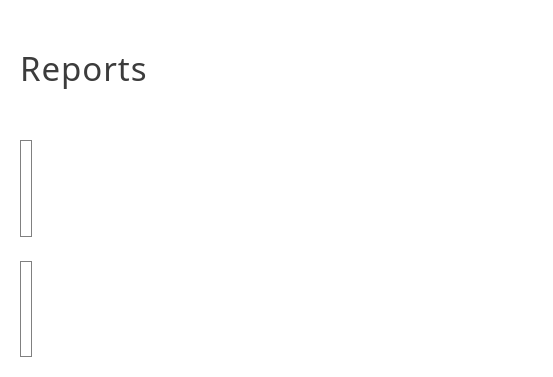
karlito20/AdoraFlowProject, file ui/PageReports.ui: the form before one commit.
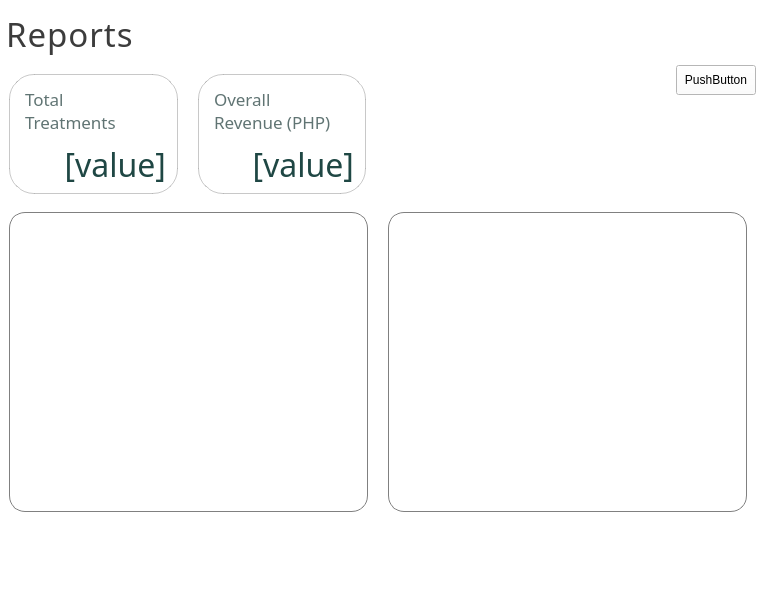
The form after the commit.

```diff
--- a/ui/PageReports.ui
+++ b/ui/PageReports.ui
@@ -6,8 +6,8 @@
    <rect>
     <x>0</x>
     <y>0</y>
-    <width>553</width>
-    <height>377</height>
+    <width>767</width>
+    <height>607</height>
    </rect>
   </property>
   <property name="minimumSize">
@@ -489,9 +489,33 @@
    <string>AdoraFlow</string>
   </property>
   <layout class="QVBoxLayout" name="verticalLayout">
+   <property name="leftMargin">
+    <number>0</number>
+   </property>
    <item>
     <widget class="QWidget" name="header_container" native="true">
+     <property name="maximumSize">
+      <size>
+       <width>16777215</width>
+       <height>48</height>
+      </size>
+     </property>
      <layout class="QVBoxLayout" name="verticalLayout_2">
+      <property name="spacing">
+       <number>0</number>
+      </property>
+      <property name="leftMargin">
+       <number>6</number>
+      </property>
+      <property name="topMargin">
+       <number>0</number>
+      </property>
+      <property name="rightMargin">
+       <number>6</number>
+      </property>
+      <property name="bottomMargin">
+       <number>0</number>
+      </property>
       <item>
        <widget class="QLabel" name="header_label">
         <property name="font">
@@ -515,71 +539,314 @@
     </widget>
    </item>
    <item>
-    <widget class="QWidget" name="chart1" native="true">
+    <widget class="QWidget" name="body_container" native="true">
+     <property name="maximumSize">
+      <size>
+       <width>16777215</width>
+       <height>150</height>
+      </size>
+     </property>
      <layout class="QHBoxLayout" name="horizontalLayout_2">
-      <item>
-       <widget class="QWidget" name="piechart_container" native="true">
+      <property name="spacing">
+       <number>6</number>
+      </property>
+      <property name="leftMargin">
+       <number>0</number>
+      </property>
+      <property name="topMargin">
+       <number>2</number>
+      </property>
+      <property name="rightMargin">
+       <number>0</number>
+      </property>
+      <property name="bottomMargin">
+       <number>2</number>
+      </property>
+      <item alignment="Qt::AlignmentFlag::AlignTop">
+       <widget class="QWidget" name="container3" native="true">
         <property name="minimumSize">
          <size>
           <width>0</width>
-          <height>0</height>
+          <height>100</height>
          </size>
         </property>
         <property name="maximumSize">
          <size>
           <width>16777215</width>
-          <height>16777215</height>
+          <height>130</height>
          </size>
         </property>
         <property name="styleSheet">
-         <string notr="true">#piechart_container {
-border-radius: 16px;
-background: white;
-border: 1px solid gray;
+         <string notr="true">#card1,  #card2 {
+	border: 1px solid rgba(100, 100, 100, 90);
+	border-radius: 25px;
+	background: white;
 }
 
-#piechart_container:hover {
-	min-width: 400px;
-	min-height: 400px;
+#card1:hover, #card2:hover{
+	border: 1px solid #367D77;
+}
+
+#card1_label, #card2_label, #card3_label, #card4_label {
+	color: #607473;
+	padding-left: 3px;
+	padding-top: -15px; 
+}
+
+QPushButton#card1_val, #card2_val, #card3_val, #card4_val {
+	color: #1F4744;
+	padding-right: 5px;
+	background: white;
+	text-align: right;
+	border: 1px solid white;
+	border-radius: 20px;
 }</string>
         </property>
-        <layout class="QVBoxLayout" name="piechart_layout">
-         <property name="leftMargin">
-          <number>6</number>
+        <layout class="QHBoxLayout" name="horizontalLayout_3">
+         <property name="spacing">
+          <number>20</number>
          </property>
-         <property name="topMargin">
-          <number>6</number>
-         </property>
-         <property name="rightMargin">
-          <number>6</number>
-         </property>
-         <property name="bottomMargin">
-          <number>6</number>
-         </property>
+         <item>
+          <widget class="QWidget" name="card1" native="true">
+           <property name="sizePolicy">
+            <sizepolicy hsizetype="Preferred" vsizetype="Preferred">
+             <horstretch>0</horstretch>
+             <verstretch>0</verstretch>
+            </sizepolicy>
+           </property>
+           <property name="minimumSize">
+            <size>
+             <width>0</width>
+             <height>120</height>
+            </size>
+           </property>
+           <property name="maximumSize">
+            <size>
+             <width>16777215</width>
+             <height>120</height>
+            </size>
+           </property>
+           <layout class="QVBoxLayout" name="verticalLayout_5">
+            <property name="spacing">
+             <number>6</number>
+            </property>
+            <property name="topMargin">
+             <number>11</number>
+            </property>
+            <property name="rightMargin">
+             <number>6</number>
+            </property>
+            <property name="bottomMargin">
+             <number>6</number>
+            </property>
+            <item>
+             <widget class="QLabel" name="card1_label">
+              <property name="font">
+               <font>
+                <family>Slate Medium</family>
+                <pointsize>13</pointsize>
+                <bold>false</bold>
+               </font>
+              </property>
+              <property name="styleSheet">
+               <string notr="true"/>
+              </property>
+              <property name="text">
+               <string>Total
+Treatments</string>
+              </property>
+              <property name="wordWrap">
+               <bool>true</bool>
+              </property>
+             </widget>
+            </item>
+            <item>
+             <widget class="QPushButton" name="card1_val">
+              <property name="minimumSize">
+               <size>
+                <width>0</width>
+                <height>45</height>
+               </size>
+              </property>
+              <property name="font">
+               <font>
+                <family>Slate Medium</family>
+                <pointsize>24</pointsize>
+                <bold>false</bold>
+               </font>
+              </property>
+              <property name="cursor">
+               <cursorShape>PointingHandCursor</cursorShape>
+              </property>
+              <property name="layoutDirection">
+               <enum>Qt::LayoutDirection::LeftToRight</enum>
+              </property>
+              <property name="styleSheet">
+               <string notr="true"/>
+              </property>
+              <property name="text">
+               <string>[value]</string>
+              </property>
+              <property name="iconSize">
+               <size>
+                <width>31</width>
+                <height>31</height>
+               </size>
+              </property>
+              <property name="flat">
+               <bool>false</bool>
+              </property>
+             </widget>
+            </item>
+           </layout>
+          </widget>
+         </item>
+         <item>
+          <widget class="QWidget" name="card2" native="true">
+           <property name="sizePolicy">
+            <sizepolicy hsizetype="Preferred" vsizetype="Preferred">
+             <horstretch>0</horstretch>
+             <verstretch>0</verstretch>
+            </sizepolicy>
+           </property>
+           <property name="minimumSize">
+            <size>
+             <width>0</width>
+             <height>120</height>
+            </size>
+           </property>
+           <property name="maximumSize">
+            <size>
+             <width>16777215</width>
+             <height>120</height>
+            </size>
+           </property>
+           <layout class="QVBoxLayout" name="verticalLayout_3">
+            <property name="spacing">
+             <number>6</number>
+            </property>
+            <property name="topMargin">
+             <number>11</number>
+            </property>
+            <property name="rightMargin">
+             <number>6</number>
+            </property>
+            <property name="bottomMargin">
+             <number>6</number>
+            </property>
+            <item>
+             <widget class="QLabel" name="card2_label">
+              <property name="font">
+               <font>
+                <family>Slate Medium</family>
+                <pointsize>13</pointsize>
+                <bold>false</bold>
+               </font>
+              </property>
+              <property name="styleSheet">
+               <string notr="true"/>
+              </property>
+              <property name="text">
+               <string>Overall
+Revenue (PHP)</string>
+              </property>
+              <property name="wordWrap">
+               <bool>true</bool>
+              </property>
+             </widget>
+            </item>
+            <item>
+             <widget class="QPushButton" name="card2_val">
+              <property name="minimumSize">
+               <size>
+                <width>0</width>
+                <height>45</height>
+               </size>
+              </property>
+              <property name="font">
+               <font>
+                <family>Slate Medium</family>
+                <pointsize>24</pointsize>
+                <bold>false</bold>
+               </font>
+              </property>
+              <property name="cursor">
+               <cursorShape>PointingHandCursor</cursorShape>
+              </property>
+              <property name="layoutDirection">
+               <enum>Qt::LayoutDirection::LeftToRight</enum>
+              </property>
+              <property name="styleSheet">
+               <string notr="true"/>
+              </property>
+              <property name="text">
+               <string>[value]</string>
+              </property>
+              <property name="iconSize">
+               <size>
+                <width>31</width>
+                <height>31</height>
+               </size>
+              </property>
+              <property name="flat">
+               <bool>false</bool>
+              </property>
+             </widget>
+            </item>
+           </layout>
+          </widget>
+         </item>
         </layout>
        </widget>
       </item>
-      <item>
-       <spacer name="horizontalSpacer">
-        <property name="orientation">
-         <enum>Qt::Orientation::Horizontal</enum>
-        </property>
-        <property name="sizeHint" stdset="0">
+      <item alignment="Qt::AlignmentFlag::AlignRight|Qt::AlignmentFlag::AlignTop">
+       <widget class="QPushButton" name="pushButton">
+        <property name="minimumSize">
          <size>
-          <width>40</width>
-          <height>20</height>
+          <width>80</width>
+          <height>30</height>
          </size>
         </property>
-       </spacer>
+        <property name="text">
+         <string>PushButton</string>
+        </property>
+       </widget>
       </item>
      </layout>
     </widget>
    </item>
-   <item>
-    <widget class="QWidget" name="chart2" native="true">
+   <item alignment="Qt::AlignmentFlag::AlignBottom">
+    <widget class="QWidget" name="charts_container" native="true">
+     <property name="minimumSize">
+      <size>
+       <width>0</width>
+       <height>0</height>
+      </size>
+     </property>
+     <property name="maximumSize">
+      <size>
+       <width>16777215</width>
+       <height>16777215</height>
+      </size>
+     </property>
      <layout class="QHBoxLayout" name="horizontalLayout">
+      <property name="spacing">
+       <number>20</number>
+      </property>
       <item>
        <widget class="QWidget" name="linegraph_container" native="true">
+        <property name="minimumSize">
+         <size>
+          <width>0</width>
+          <height>300</height>
+         </size>
+        </property>
+        <property name="maximumSize">
+         <size>
+          <width>16777215</width>
+          <height>16777215</height>
+         </size>
+        </property>
         <property name="styleSheet">
          <string notr="true">#linegraph_container {
 border-radius: 16px;
@@ -609,21 +876,63 @@
        </widget>
       </item>
       <item>
-       <spacer name="horizontalSpacer_2">
-        <property name="orientation">
-         <enum>Qt::Orientation::Horizontal</enum>
+       <widget class="QWidget" name="piechart_container" native="true">
+        <property name="minimumSize">
+         <size>
+          <width>0</width>
+          <height>300</height>
+         </size>
         </property>
-        <property name="sizeHint" stdset="0">
+        <property name="maximumSize">
          <size>
-          <width>40</width>
-          <height>20</height>
+          <width>16777215</width>
+          <height>16777215</height>
          </size>
         </property>
-       </spacer>
+        <property name="styleSheet">
+         <string notr="true">#piechart_container {
+border-radius: 16px;
+background: white;
+border: 1px solid gray;
+}
+
+#piechart_container:hover {
+	min-width: 400px;
+	min-height: 400px;
+}</string>
+        </property>
+        <layout class="QVBoxLayout" name="piechart_layout">
+         <property name="leftMargin">
+          <number>6</number>
+         </property>
+         <property name="topMargin">
+          <number>6</number>
+         </property>
+         <property name="rightMargin">
+          <number>6</number>
+         </property>
+         <property name="bottomMargin">
+          <number>6</number>
+         </property>
+        </layout>
+       </widget>
       </item>
      </layout>
     </widget>
    </item>
+   <item>
+    <spacer name="verticalSpacer">
+     <property name="orientation">
+      <enum>Qt::Orientation::Vertical</enum>
+     </property>
+     <property name="sizeHint" stdset="0">
+      <size>
+       <width>20</width>
+       <height>40</height>
+      </size>
+     </property>
+    </spacer>
+   </item>
   </layout>
  </widget>
  <resources/>
```
